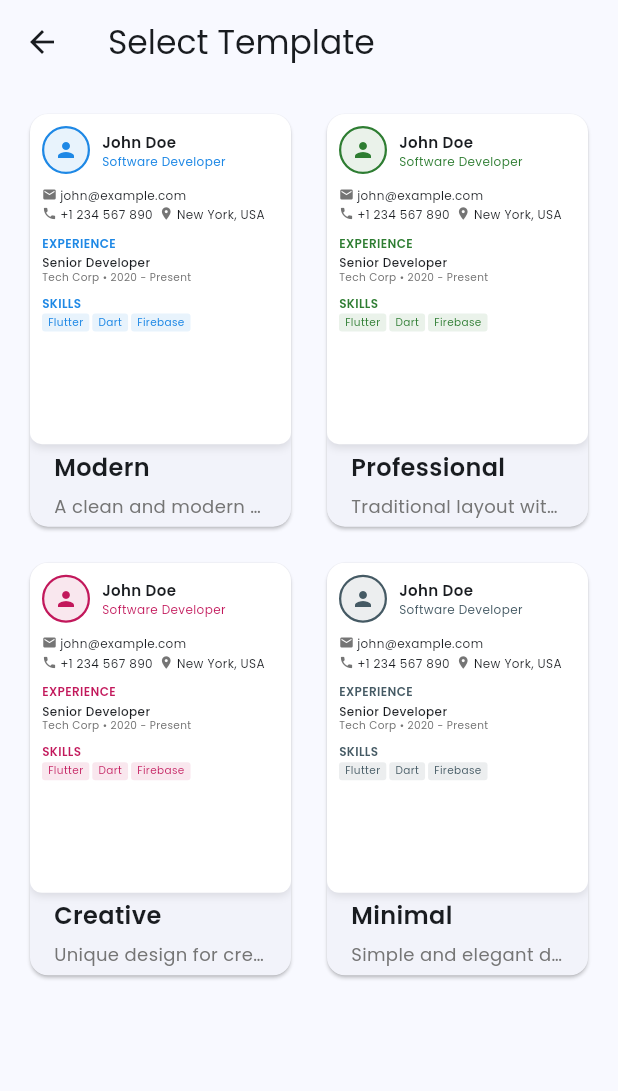
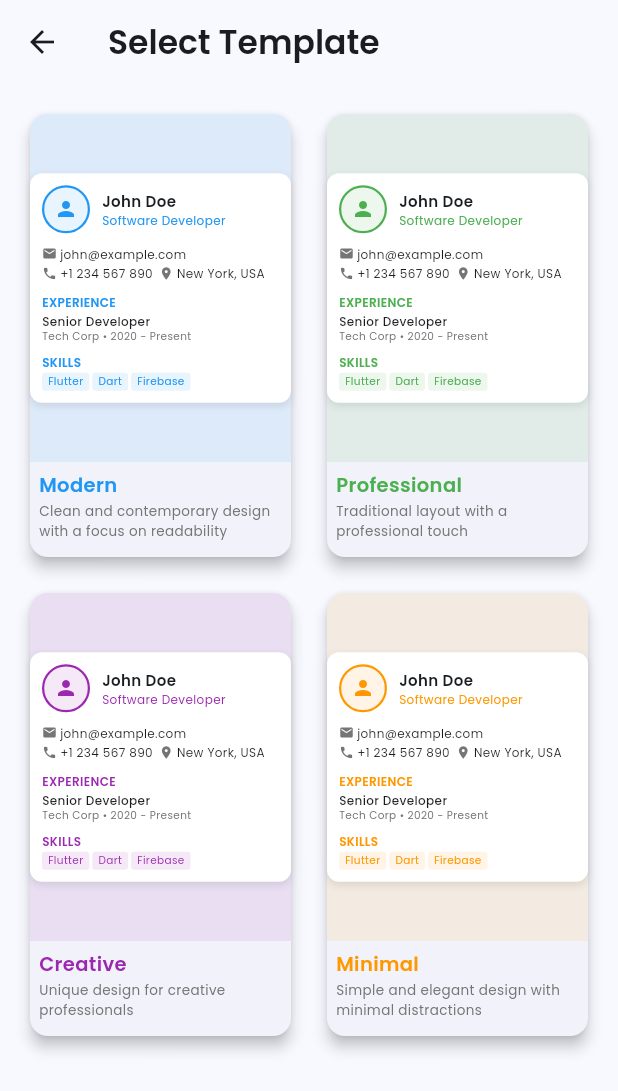
Before and after one commit to chamudithaperera/Flutter-Dart-project-07-Resume_Maker, a Flutter app: the SelectTemplatePage screen opened directly, on a phone screen of 412 x 824 dp. Shown: the top 1091 px of the screen. Run offline on Flutter 3.47's test engine with Material 3 defaults, Android fonts, the light colour scheme and no system bars; our stand-ins replace google_fonts, image_picker, pdf.

Commit message:
Refactor SelectTemplatePage to improve template selection and layout
- Updated template data structure to use color properties instead of accent colors for better clarity.
- Enhanced the layout of template cards with improved styling and aspect ratios for better visual appeal.
- Changed navigation to use TemplateCoverPage instead of ResumeFormPage for a more streamlined user experience.
- Refined text styles and padding for improved readability and aesthetics.

```diff
--- a/resume_maker/lib/screens/select_template_page.dart
+++ b/resume_maker/lib/screens/select_template_page.dart
@@ -1,6 +1,7 @@
 import 'package:flutter/material.dart';
 import 'package:google_fonts/google_fonts.dart';
-import 'resume_form_page.dart';
+import '../services/template_service.dart';
+import 'template_cover_page.dart';
 
 class ResumePreviewCard extends StatelessWidget {
   final String accentColor;
@@ -189,59 +190,60 @@ class ResumePreviewCard extends StatelessWidget {
 }
 
 class SelectTemplatePage extends StatelessWidget {
-  const SelectTemplatePage({super.key});
+  const SelectTemplatePage({Key? key}) : super(key: key);
 
   @override
   Widget build(BuildContext context) {
-    // Calculate the width based on screen size
-    final screenWidth = MediaQuery.of(context).size.width;
-    final cardWidth = (screenWidth - 48) /
-        2; // 2 columns with 16px padding on each side and 16px between
-    final cardHeight = cardWidth * 14 / 9; // 9:14 aspect ratio
-
     return Scaffold(
       appBar: AppBar(
-        title: Text('Select Template', style: GoogleFonts.poppins()),
+        title: Text(
+          'Select Template',
+          style: GoogleFonts.poppins(
+            fontWeight: FontWeight.w600,
+          ),
+        ),
       ),
       body: GridView.builder(
-        padding: const EdgeInsets.all(16),
-        gridDelegate: SliverGridDelegateWithFixedCrossAxisCount(
+        gridDelegate: const SliverGridDelegateWithFixedCrossAxisCount(
           crossAxisCount: 2,
-          mainAxisSpacing: 16,
-          crossAxisSpacing: 16,
-          childAspectRatio: 9 / 14, // 9:14 aspect ratio
+          childAspectRatio: 0.6,
+          crossAxisSpacing: 16.0,
+          mainAxisSpacing: 16.0,
         ),
+        padding: const EdgeInsets.all(16.0),
         itemCount: 4,
         itemBuilder: (context, index) {
           final templates = [
             {
               'title': 'Modern',
-              'description': 'A clean and modern design with a sidebar',
-              'accentColor': '#1E88E5',
+              'description':
+                  'Clean and contemporary design with a focus on readability',
+              'color': Colors.blue,
             },
             {
               'title': 'Professional',
-              'description': 'Traditional layout with a professional look',
-              'accentColor': '#2E7D32',
+              'description': 'Traditional layout with a professional touch',
+              'color': Colors.green,
             },
             {
               'title': 'Creative',
               'description': 'Unique design for creative professionals',
-              'accentColor': '#C2185B',
+              'color': Colors.purple,
             },
             {
               'title': 'Minimal',
-              'description': 'Simple and elegant design',
-              'accentColor': '#455A64',
+              'description':
+                  'Simple and elegant design with minimal distractions',
+              'color': Colors.orange,
             },
           ];
 
           final template = templates[index];
           return _buildTemplateCard(
             context,
-            template['title']!,
-            template['description']!,
-            template['accentColor']!,
+            template['title'] as String,
+            template['description'] as String,
+            template['color'] as Color,
           );
         },
       ),
@@ -252,10 +254,10 @@ class SelectTemplatePage extends StatelessWidget {
     BuildContext context,
     String title,
     String description,
-    String accentColor,
+    Color accentColor,
   ) {
     return Card(
-      clipBehavior: Clip.antiAlias,
+      elevation: 4,
       shape: RoundedRectangleBorder(
         borderRadius: BorderRadius.circular(12),
       ),
@@ -264,9 +266,8 @@ class SelectTemplatePage extends StatelessWidget {
           Navigator.push(
             context,
             MaterialPageRoute(
-              builder: (context) => ResumeFormPage(
+              builder: (context) => TemplateCoverPage(
                 templateName: title,
-                accentColor: accentColor,
               ),
             ),
           );
@@ -274,46 +275,48 @@ class SelectTemplatePage extends StatelessWidget {
         child: Column(
           crossAxisAlignment: CrossAxisAlignment.start,
           children: [
-            // Preview image - 80% height
-            Expanded(
-              flex: 8,
+            AspectRatio(
+              aspectRatio: 9 / 12,
+              child: Container(
+                decoration: BoxDecoration(
+                  color: accentColor.withOpacity(0.1),
+                  borderRadius:
+                      const BorderRadius.vertical(top: Radius.circular(12)),
+                ),
+                child: Center(
                   child: ResumePreviewCard(
-                accentColor: accentColor,
+                    accentColor:
+                        '#${accentColor.value.toRadixString(16).substring(2)}',
                     templateName: title,
-              ),
-            ),
-            // Template name - 10% height
-            Expanded(
-              flex: 1,
-              child: Container(
-                padding:
-                    const EdgeInsets.symmetric(horizontal: 16, vertical: 4),
-                alignment: Alignment.centerLeft,
-                child: Text(
-                  title,
-                  style: GoogleFonts.poppins(
-                    fontSize: 16,
-                    fontWeight: FontWeight.w600,
                   ),
                 ),
               ),
             ),
-            // Template category - 10% height
-            Expanded(
-              flex: 1,
-              child: Container(
-                padding:
-                    const EdgeInsets.symmetric(horizontal: 16, vertical: 4),
-                alignment: Alignment.centerLeft,
-                child: Text(
+            Padding(
+              padding: const EdgeInsets.all(6.0),
+              child: Column(
+                crossAxisAlignment: CrossAxisAlignment.start,
+                mainAxisSize: MainAxisSize.min,
+                children: [
+                  Text(
+                    title,
+                    style: GoogleFonts.poppins(
+                      fontSize: 13,
+                      fontWeight: FontWeight.w600,
+                      color: accentColor,
+                    ),
+                  ),
+                  const SizedBox(height: 1),
+                  Text(
                     description,
                     style: GoogleFonts.poppins(
-                    fontSize: 12,
+                      fontSize: 9,
                       color: Colors.grey[600],
                     ),
-                  maxLines: 1,
+                    maxLines: 2,
                     overflow: TextOverflow.ellipsis,
                   ),
+                ],
               ),
             ),
           ],
--- /dev/null
+++ b/resume_maker/lib/services/template_service.dart
@@ -0,0 +1,82 @@
+import 'package:flutter/material.dart';
+
+class Template {
+  final String name;
+  final String description;
+  final String coverImage;
+  final List<String> features;
+  final Color accentColor;
+
+  const Template({
+    required this.name,
+    required this.description,
+    required this.coverImage,
+    required this.features,
+    required this.accentColor,
+  });
+}
+
+class TemplateService {
+  final Map<String, Template> _templates = {
+    'Modern': Template(
+      name: 'Modern',
+      description:
+          'A clean and contemporary design with a focus on readability and visual hierarchy.',
+      coverImage: 'assets/images/templates/modern_template.png',
+      features: [
+        'Clean and minimalist layout',
+        'Professional typography',
+        'Skill rating visualization',
+        'Modern color scheme',
+      ],
+      accentColor: const Color(0xFF2196F3),
+    ),
+    'Professional': Template(
+      name: 'Professional',
+      description:
+          'A traditional resume layout optimized for ATS systems and formal applications.',
+      coverImage: 'assets/images/templates/professional_template.png',
+      features: [
+        'ATS-friendly format',
+        'Clear section separation',
+        'Traditional layout',
+        'Professional styling',
+      ],
+      accentColor: const Color(0xFF4CAF50),
+    ),
+    'Creative': Template(
+      name: 'Creative',
+      description:
+          'A unique and eye-catching design for creative professionals and portfolios.',
+      coverImage: 'assets/images/templates/creative_template.png',
+      features: [
+        'Unique layout design',
+        'Visual elements integration',
+        'Creative typography',
+        'Dynamic content placement',
+      ],
+      accentColor: const Color(0xFF9C27B0),
+    ),
+    'Minimal': Template(
+      name: 'Minimal',
+      description:
+          'A simple and elegant design that puts focus on your content.',
+      coverImage: 'assets/images/templates/minimal_template.png',
+      features: [
+        'Simplified layout',
+        'Essential information focus',
+        'Clean typography',
+        'Subtle accents',
+      ],
+      accentColor: const Color(0xFF607D8B),
+    ),
+  };
+
+  Template getTemplate(String templateName) {
+    return _templates[templateName] ?? _templates['Modern']!;
+  }
+
+  List<Template> getAllTemplates() {
+    return _templates.values.toList();
+  }
+}
```
Also changed, not shown: resume_maker/lib/screens/template_cover_page.dart (added, +114 -0 lines). Lines whose indentation alone changed are shown as unchanged.
